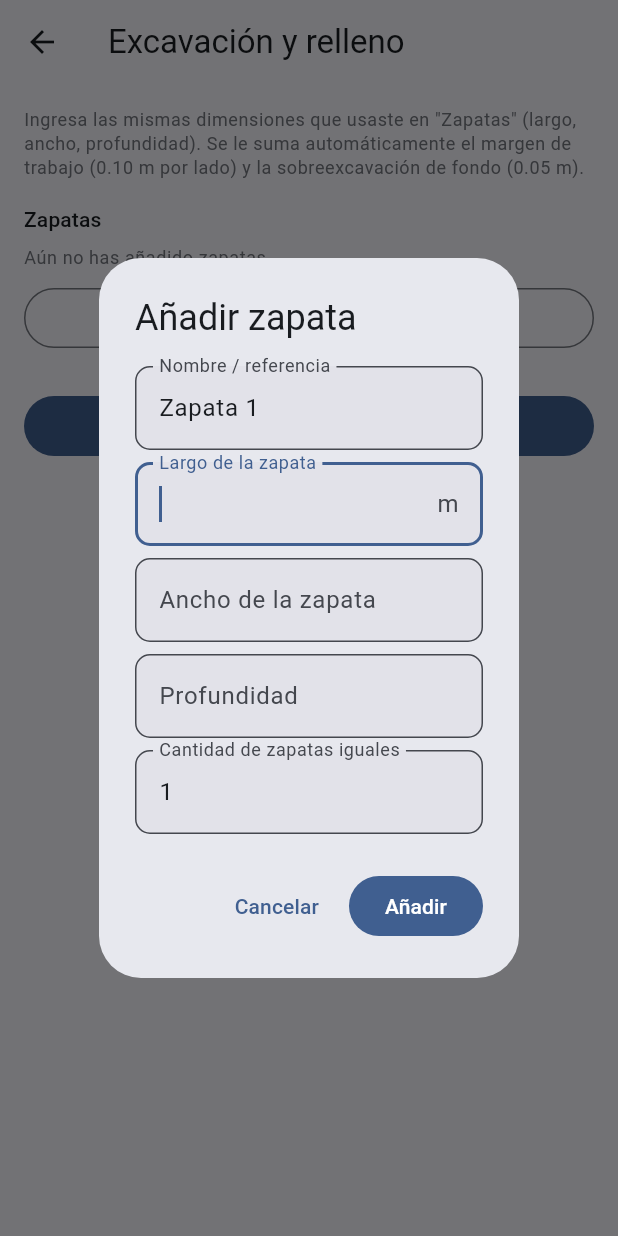
After one commit to denniscastillo202020/Structia, a Flutter app: the CalculadoraExcavacionScreen screen opened directly, after a tap on "Añadir zapata", on a phone screen of 412 x 824 dp. The commit adds this screen. Run offline on Flutter 3.47's test engine with Material 3 defaults, Android fonts, the phone set to English and light mode, and no system bars; our stand-ins replace image_picker, pdf, printing, shared_preferences; missing offline and left inert: google_mlkit_text_recognition; accounts and stored records are empty.

Commit message:
Agregar calculadora de Excavación y conectarla al presupuesto (junto con repello)

```diff
--- /dev/null
+++ b/lib/features/calculadora_excavacion/domain/calcular_excavacion.dart
@@ -0,0 +1,104 @@
+import 'package:flutter/foundation.dart';
+
+/// Una zapata a excavar, con las mismas dimensiones de fundición que
+/// usaste en la calculadora de Zapatas, más la profundidad.
+class ZapataExcavacion {
+  final String id;
+  final String etiqueta;
+  final double largoZapataM;
+  final double anchoZapataM;
+  final double profundidadM;
+  final int cantidad;
+
+  const ZapataExcavacion({
+    required this.id,
+    required this.etiqueta,
+    required this.largoZapataM,
+    required this.anchoZapataM,
+    required this.profundidadM,
+    this.cantidad = 1,
+  });
+}
+
+/// Márgenes de trabajo típicos para excavar a mano: espacio extra
+/// alrededor de la zapata para colocar el encofrado y trabajar con
+/// comodidad, más un poco de sobreexcavación en el fondo para
+/// nivelar. Son valores de referencia — ajústalos si tu caso lo
+/// requiere.
+class ConstantesExcavacion {
+  static const double margenTrabajoM = 0.10; // por lado
+  static const double sobreexcavacionFondoM = 0.05;
+}
+
+@immutable
+class DetalleZapataExcavacion {
+  final String etiqueta;
+  final double volumenExcavacionM3;
+  final double volumenRellenoM3;
+
+  const DetalleZapataExcavacion({
+    required this.etiqueta,
+    required this.volumenExcavacionM3,
+    required this.volumenRellenoM3,
+  });
+}
+
+@immutable
+class ResultadoExcavacion {
+  final double volumenExcavacionTotalM3;
+  final double volumenRellenoTotalM3;
+  final double volumenConcretoReferenciaM3;
+  final List<DetalleZapataExcavacion> detallesPorZapata;
+
+  const ResultadoExcavacion({
+    required this.volumenExcavacionTotalM3,
+    required this.volumenRellenoTotalM3,
+    required this.volumenConcretoReferenciaM3,
+    required this.detallesPorZapata,
+  });
+}
+
+/// Calcula el volumen de excavación y de relleno (tierra que se
+/// compacta alrededor de la zapata después de fundir) a partir de
+/// las dimensiones de cada zapata. Estimación de campo — el tipo de
+/// suelo, el nivel freático y la profundidad real de desplante
+/// siempre deben confirmarlos un ingeniero según el estudio de
+/// suelos.
+class CalcularExcavacion {
+  ResultadoExcavacion call({required List<ZapataExcavacion> zapatas}) {
+    var excavacionTotal = 0.0;
+    var rellenoTotal = 0.0;
+    var concretoReferencia = 0.0;
+    final detalles = <DetalleZapataExcavacion>[];
+
+    for (final z in zapatas) {
+      if (z.largoZapataM <= 0 || z.anchoZapataM <= 0 || z.profundidadM <= 0) continue;
+
+      final largoExc = z.largoZapataM + 2 * ConstantesExcavacion.margenTrabajoM;
+      final anchoExc = z.anchoZapataM + 2 * ConstantesExcavacion.margenTrabajoM;
+      final profExc = z.profundidadM + ConstantesExcavacion.sobreexcavacionFondoM;
+
+      final volExcavacionUnidad = largoExc * anchoExc * profExc;
+      final volConcretoUnidad = z.largoZapataM * z.anchoZapataM * z.profundidadM;
+      final volRellenoUnidadRaw = volExcavacionUnidad - volConcretoUnidad;
+      final volRellenoUnidad = volRellenoUnidadRaw < 0 ? 0.0 : volRellenoUnidadRaw;
+
+      excavacionTotal += volExcavacionUnidad * z.cantidad;
+      rellenoTotal += volRellenoUnidad * z.cantidad;
+      concretoReferencia += volConcretoUnidad * z.cantidad;
+
+      detalles.add(DetalleZapataExcavacion(
+        etiqueta: z.etiqueta,
+        volumenExcavacionM3: volExcavacionUnidad * z.cantidad,
+        volumenRellenoM3: volRellenoUnidad * z.cantidad,
+      ));
+    }
+
+    return ResultadoExcavacion(
+      volumenExcavacionTotalM3: excavacionTotal,
+      volumenRellenoTotalM3: rellenoTotal,
+      volumenConcretoReferenciaM3: concretoReferencia,
+      detallesPorZapata: detalles,
+    );
+  }
+}
--- /dev/null
+++ b/lib/features/calculadora_excavacion/presentation/screens/calculadora_excavacion_screen.dart
@@ -0,0 +1,351 @@
+import 'package:flutter/material.dart';
+import 'package:structia/core/constants/app_constants.dart';
+import 'package:structia/core/pdf/exportar_pdf.dart';
+import 'package:structia/core/persistencia/calculo_guardado.dart';
+import 'package:structia/core/persistencia/repositorio_calculos_guardados.dart';
+import 'package:structia/features/calculadora_excavacion/domain/calcular_excavacion.dart';
+
+class CalculadoraExcavacionScreen extends StatefulWidget {
+  const CalculadoraExcavacionScreen({super.key});
+
+  @override
+  State<CalculadoraExcavacionScreen> createState() => _CalculadoraExcavacionScreenState();
+}
+
+class _CalculadoraExcavacionScreenState extends State<CalculadoraExcavacionScreen> {
+  final List<ZapataExcavacion> _zapatas = [];
+  int _contador = 0;
+
+  ResultadoExcavacion? _resultado;
+
+  Future<void> _agregarZapata() async {
+    final resultado = await _mostrarDialogoZapata();
+    if (resultado == null || !mounted) return;
+    setState(() {
+      _contador++;
+      _zapatas.add(ZapataExcavacion(
+        id: 'z$_contador',
+        etiqueta: resultado.etiqueta,
+        largoZapataM: resultado.largo,
+        anchoZapataM: resultado.ancho,
+        profundidadM: resultado.profundidad,
+        cantidad: resultado.cantidad,
+      ));
+      _resultado = null;
+    });
+  }
+
+  Future<_DatosZapata?> _mostrarDialogoZapata() {
+    final nombreController =
+        TextEditingController(text: 'Zapata ${_zapatas.length + 1}');
+    final largoController = TextEditingController();
+    final anchoController = TextEditingController();
+    final profundidadController = TextEditingController();
+    final cantidadController = TextEditingController(text: '1');
+    final formKey = GlobalKey<FormState>();
+
+    return showDialog<_DatosZapata>(
+      context: context,
+      builder: (context) => AlertDialog(
+        title: const Text('Añadir zapata'),
+        content: SingleChildScrollView(
+          child: Form(
+            key: formKey,
+            child: Column(
+              mainAxisSize: MainAxisSize.min,
+              children: [
+                TextFormField(
+                  controller: nombreController,
+                  decoration: const InputDecoration(labelText: 'Nombre / referencia'),
+                ),
+                const SizedBox(height: AppConstants.paddingSm),
+                TextFormField(
+                  controller: largoController,
+                  autofocus: true,
+                  keyboardType: const TextInputType.numberWithOptions(decimal: true),
+                  decoration: const InputDecoration(labelText: 'Largo de la zapata', suffixText: 'm'),
+                  validator: (v) {
+                    final val = double.tryParse((v ?? '').replaceAll(',', '.'));
+                    if (val == null || val <= 0) return 'Requerido';
+                    return null;
+                  },
+                ),
+                const SizedBox(height: AppConstants.paddingSm),
+                TextFormField(
+                  controller: anchoController,
+                  keyboardType: const TextInputType.numberWithOptions(decimal: true),
+                  decoration: const InputDecoration(labelText: 'Ancho de la zapata', suffixText: 'm'),
+                  validator: (v) {
+                    final val = double.tryParse((v ?? '').replaceAll(',', '.'));
+                    if (val == null || val <= 0) return 'Requerido';
+                    return null;
+                  },
+                ),
+                const SizedBox(height: AppConstants.paddingSm),
+                TextFormField(
+                  controller: profundidadController,
+                  keyboardType: const TextInputType.numberWithOptions(decimal: true),
+                  decoration: const InputDecoration(labelText: 'Profundidad', suffixText: 'm'),
+                  validator: (v) {
+                    final val = double.tryParse((v ?? '').replaceAll(',', '.'));
+                    if (val == null || val <= 0) return 'Requerido';
+                    return null;
+                  },
+                ),
+                const SizedBox(height: AppConstants.paddingSm),
+                TextFormField(
+                  controller: cantidadController,
+                  keyboardType: TextInputType.number,
+                  decoration: const InputDecoration(labelText: 'Cantidad de zapatas iguales'),
+                  validator: (v) {
+                    final val = int.tryParse((v ?? '').trim());
+                    if (val == null || val <= 0) return 'Requerido';
+                    return null;
+                  },
+                ),
+              ],
+            ),
+          ),
+        ),
+        actions: [
+          TextButton(onPressed: () => Navigator.pop(context), child: const Text('Cancelar')),
+          FilledButton(
+            onPressed: () {
+              if (!formKey.currentState!.validate()) return;
+              Navigator.pop(
+                context,
+                _DatosZapata(
+                  etiqueta: nombreController.text.trim().isEmpty
+                      ? 'Zapata'
+                      : nombreController.text.trim(),
+                  largo: double.parse(largoController.text.replaceAll(',', '.')),
+                  ancho: double.parse(anchoController.text.replaceAll(',', '.')),
+                  profundidad: double.parse(profundidadController.text.replaceAll(',', '.')),
+                  cantidad: int.parse(cantidadController.text.trim()),
+                ),
+              );
+            },
+            child: const Text('Añadir'),
+          ),
+        ],
+      ),
+    );
+  }
+
+  void _calcular() {
+    if (_zapatas.isEmpty) {
+      ScaffoldMessenger.of(context).showSnackBar(
+        const SnackBar(content: Text('Añade al menos una zapata')),
+      );
+      return;
+    }
+    setState(() => _resultado = CalcularExcavacion()(zapatas: _zapatas));
+  }
+
+  @override
+  Widget build(BuildContext context) {
+    return Scaffold(
+      appBar: AppBar(title: const Text('Excavación y relleno')),
+      body: ListView(
+        padding: const EdgeInsets.all(AppConstants.paddingMd),
+        children: [
+          Text(
+            'Ingresa las mismas dimensiones que usaste en "Zapatas" (largo, ancho, profundidad). '
+            'Se le suma automáticamente el margen de trabajo (${ConstantesExcavacionTexto.margen}) '
+            'y la sobreexcavación de fondo (${ConstantesExcavacionTexto.sobreexcavacion}).',
+            style: Theme.of(context).textTheme.bodySmall?.copyWith(
+                  color: Theme.of(context).colorScheme.outline,
+                ),
+          ),
+          const SizedBox(height: AppConstants.paddingMd),
+          Text('Zapatas', style: Theme.of(context).textTheme.titleSmall),
+          const SizedBox(height: AppConstants.paddingSm),
+          if (_zapatas.isEmpty)
+            Text('Aún no has añadido zapatas',
+                style: Theme.of(context).textTheme.bodySmall?.copyWith(
+                      color: Theme.of(context).colorScheme.outline,
+                    )),
+          ..._zapatas.map((z) => Card(
+                child: ListTile(
+                  title: Text(z.etiqueta),
+                  subtitle: Text(
+                    '${z.largoZapataM.toStringAsFixed(2)} × ${z.anchoZapataM.toStringAsFixed(2)} × '
+                    '${z.profundidadM.toStringAsFixed(2)} m'
+                    '${z.cantidad > 1 ? '  ×${z.cantidad}' : ''}',
+                  ),
+                  trailing: IconButton(
+                    icon: const Icon(Icons.delete_outline),
+                    onPressed: () => setState(() {
+                      _zapatas.remove(z);
+                      _resultado = null;
+                    }),
+                  ),
+                ),
+              )),
+          const SizedBox(height: AppConstants.paddingSm),
+          OutlinedButton.icon(
+            onPressed: _agregarZapata,
+            icon: const Icon(Icons.add),
+            label: const Text('Añadir zapata'),
+          ),
+          const SizedBox(height: AppConstants.paddingLg),
+          FilledButton.icon(
+            onPressed: _calcular,
+            icon: const Icon(Icons.calculate_outlined),
+            label: const Text('Calcular excavación'),
+          ),
+          if (_resultado != null) ...[
+            const SizedBox(height: AppConstants.paddingLg),
+            _TarjetaResultadoExcavacion(resultado: _resultado!, zapatas: List.of(_zapatas)),
+          ],
+        ],
+      ),
+    );
+  }
+}
+
+class ConstantesExcavacionTexto {
+  static const margen = '0.10 m por lado';
+  static const sobreexcavacion = '0.05 m';
+}
+
+class _DatosZapata {
+  final String etiqueta;
+  final double largo;
+  final double ancho;
+  final double profundidad;
+  final int cantidad;
+  const _DatosZapata({
+    required this.etiqueta,
+    required this.largo,
+    required this.ancho,
+    required this.profundidad,
+    required this.cantidad,
+  });
+}
+
+class _TarjetaResultadoExcavacion extends StatelessWidget {
+  final ResultadoExcavacion resultado;
+  final List<ZapataExcavacion> zapatas;
+
+  const _TarjetaResultadoExcavacion({required this.resultado, required this.zapatas});
+
+  List<Map<String, String>> get _filasDetalladas {
+    final filas = <Map<String, String>>[];
+    for (final d in resultado.detallesPorZapata) {
+      filas.add({
+        'etiqueta': '${d.etiqueta} — excavación',
+        'valor': '${d.volumenExcavacionM3.toStringAsFixed(2)} m³',
+      });
+      filas.add({
+        'etiqueta': '${d.etiqueta} — relleno',
+        'valor': '${d.volumenRellenoM3.toStringAsFixed(2)} m³',
+      });
+    }
+    filas.addAll([
+      {
+        'etiqueta': 'Excavación total',
+        'valor': '${resultado.volumenExcavacionTotalM3.toStringAsFixed(2)} m³',
+      },
+      {
+        'etiqueta': 'Relleno total',
+        'valor': '${resultado.volumenRellenoTotalM3.toStringAsFixed(2)} m³',
+      },
+      {
+        'etiqueta': 'Concreto de referencia (zapatas)',
+        'valor': '${resultado.volumenConcretoReferenciaM3.toStringAsFixed(2)} m³',
+      },
+    ]);
+    return filas;
+  }
+
+  @override
+  Widget build(BuildContext context) {
+    return Card(
+      color: Theme.of(context).colorScheme.primaryContainer.withOpacity(0.35),
+      child: Padding(
+        padding: const EdgeInsets.all(AppConstants.paddingMd),
+        child: Column(
+          crossAxisAlignment: CrossAxisAlignment.start,
+          children: [
+            Text('${resultado.volumenExcavacionTotalM3.toStringAsFixed(2)} m³ a excavar',
+                style: Theme.of(context).textTheme.titleMedium),
+            const SizedBox(height: AppConstants.paddingMd),
+            _Fila('Excavación total', '${resultado.volumenExcavacionTotalM3.toStringAsFixed(2)} m³',
+                destacado: true),
+            _Fila('Relleno total (compactado)', '${resultado.volumenRellenoTotalM3.toStringAsFixed(2)} m³',
+                destacado: true),
+            _Fila('Concreto de referencia', '${resultado.volumenConcretoReferenciaM3.toStringAsFixed(2)} m³'),
+            const SizedBox(height: AppConstants.paddingMd),
+            OutlinedButton.icon(
+              onPressed: () => exportarResultadosPdf(
+                titulo: 'Excavación y relleno',
+                subtitulo: '${resultado.volumenExcavacionTotalM3.toStringAsFixed(2)} m³ de excavación',
+                filas: _filasDetalladas.map((f) => FilaPdf(f['etiqueta']!, f['valor']!)).toList(),
+                nota: 'Estimación de campo. Incluye margen de trabajo de 0.10 m por lado y '
+                    'sobreexcavación de fondo de 0.05 m. El tipo de suelo, nivel freático y '
+                    'profundidad real de desplante deben confirmarse con un ingeniero según el '
+                    'estudio de suelos.',
+              ),
+              icon: const Icon(Icons.picture_as_pdf_outlined),
+              label: const Text('Guardar / imprimir como PDF'),
+            ),
+            const SizedBox(height: AppConstants.paddingSm),
+            FilledButton.tonalIcon(
+              onPressed: () async {
+                await RepositorioCalculosGuardados.guardar(CalculoGuardado(
+                  id: DateTime.now().microsecondsSinceEpoch.toString(),
+                  tipo: 'Excavación',
+                  titulo: 'Excavación ${resultado.volumenExcavacionTotalM3.toStringAsFixed(2)} m³',
+                  subtitulo: 'Relleno: ${resultado.volumenRellenoTotalM3.toStringAsFixed(2)} m³',
+                  fecha: DateTime.now(),
+                  filas: _filasDetalladas,
+                  volumenExcavacionM3: resultado.volumenExcavacionTotalM3,
+                  volumenRellenoM3: resultado.volumenRellenoTotalM3,
+                ));
+                if (context.mounted) {
+                  ScaffoldMessenger.of(context).showSnackBar(
+                    const SnackBar(content: Text('Guardado en "Mis cálculos guardados"')),
+                  );
+                }
+              },
+              icon: const Icon(Icons.save_outlined),
+              label: const Text('Guardar en mi proyecto'),
+            ),
+            const SizedBox(height: AppConstants.paddingSm),
+            Text(
+              '⚠ Estimación de campo. Confirma el tipo de suelo y la profundidad real de '
+              'desplante con un ingeniero.',
+              style: Theme.of(context).textTheme.bodySmall?.copyWith(
+                    color: Theme.of(context).colorScheme.error,
+                  ),
+            ),
+          ],
+        ),
+      ),
+    );
+  }
+}
+
+class _Fila extends StatelessWidget {
+  final String etiqueta;
+  final String valor;
+  final bool destacado;
+  const _Fila(this.etiqueta, this.valor, {this.destacado = false});
+
+  @override
+  Widget build(BuildContext context) {
+    return Padding(
+      padding: const EdgeInsets.symmetric(vertical: 4),
+      child: Row(
+        children: [
+          Expanded(
+            child: Text(etiqueta,
+                style: destacado ? const TextStyle(fontWeight: FontWeight.w600) : null),
+          ),
+          Text(valor, style: const TextStyle(fontWeight: FontWeight.bold)),
+        ],
+      ),
+    );
+  }
+}
--- a/lib/features/home/presentation/screens/home_screen.dart
+++ b/lib/features/home/presentation/screens/home_screen.dart
@@ -8,6 +8,7 @@ import 'package:structia/features/calculadora_concreto/presentation/screens/calc
 import 'package:structia/features/calculadora_mamposteria/presentation/screens/calculadora_mamposteria_screen.dart';
 import 'package:structia/features/calculadora_viga/presentation/screens/calculadora_viga_screen.dart';
 import 'package:structia/features/calculadora_zapata/presentation/screens/calculadora_zapata_screen.dart';
+import 'package:structia/features/calculadora_excavacion/presentation/screens/calculadora_excavacion_screen.dart';
 import 'package:structia/features/calculadora_electrico/presentation/screens/calculadora_electrico_screen.dart';
 import 'package:structia/features/calculadora_cielo_pvc/presentation/screens/calculadora_cielo_pvc_screen.dart';
 import 'package:structia/features/guardados/presentation/screens/calculos_guardados_screen.dart';
@@ -176,6 +177,15 @@ class HomeScreen extends StatelessWidget {
                   ),
                   const SizedBox(height: AppConstants.paddingMd),
                   _TarjetaCalculadora(
+                    icono: Icons.terrain_outlined,
+                    titulo: 'Excavación y relleno',
+                    descripcion: 'Volumen a excavar y relleno según las dimensiones de tus zapatas',
+                    onTap: () => Navigator.of(context).push(
+                      MaterialPageRoute(builder: (_) => const CalculadoraExcavacionScreen()),
+                    ),
+                  ),
+                  const SizedBox(height: AppConstants.paddingMd),
+                  _TarjetaCalculadora(
                     icono: Icons.grid_view_outlined,
                     titulo: 'Muros y bloques',
                     descripcion: 'Suma paredes, resta puertas/ventanas y calcula bloques y mortero, con el desperdicio aparte',
```
Also changed, not shown: lib/core/persistencia/calculo_guardado.dart (+8 -0 lines), lib/features/presupuesto/presentation/screens/presupuesto_screen.dart (+56 -6 lines).
